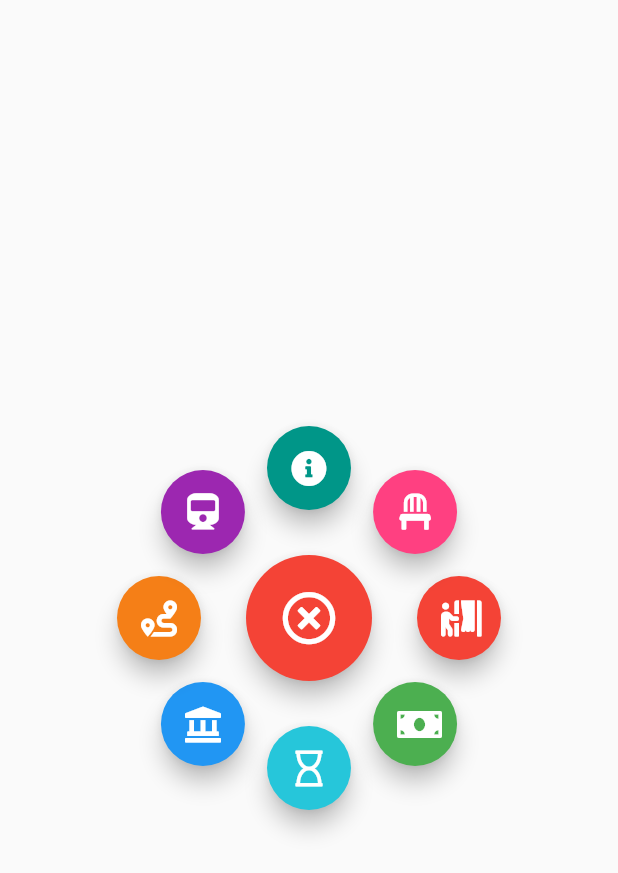
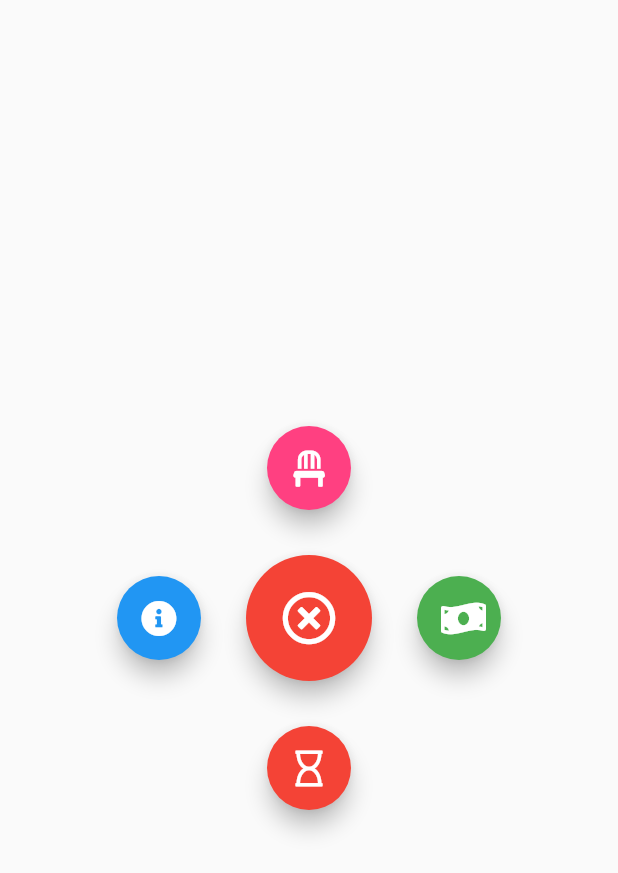
Before and after one commit to jithinlal/radial_button_flutter, a Flutter app: the screen it shows after launch, after a tap on an icon or button, on a phone screen of 412 x 824 dp. Shown: the top 873 px of the screen. Run offline on Flutter 3.47's test engine with Material 2 defaults, Android fonts, the phone set to English and light mode, and no system bars; our stand-ins replace font_awesome_flutter.

Commit message:
size decrese

```diff
--- a/lib/main.dart
+++ b/lib/main.dart
@@ -69,7 +69,7 @@ class RadialAnimation extends StatelessWidget {
             parent: controller,
             curve: Interval(
               0.0,
-              1.0,
+              0.5,
               curve: Curves.decelerate,
             ),
           ),
@@ -90,21 +90,13 @@ class RadialAnimation extends StatelessWidget {
           child: Stack(
             alignment: Alignment.center,
             children: <Widget>[
-              _buildButton(currentContext, 0, 'Train Arrivals',
-                  color: Colors.red, icon: FontAwesomeIcons.personBooth),
-              _buildButton(currentContext, 45, 'Train Fare Enquiry',
-                  color: Colors.green, icon: FontAwesomeIcons.moneyBill),
+              _buildButton(currentContext, 0, 'Train Fare Enquiry',
+                  color: Colors.green, icon: FontAwesomeIcons.moneyBillWave),
               _buildButton(currentContext, 90, 'Live Train Status',
-                  color: Colors.cyan[400], icon: FontAwesomeIcons.hourglass),
-              _buildButton(currentContext, 135, 'Train Between Statios',
-                  color: Colors.blue, icon: FontAwesomeIcons.landmark),
-              _buildButton(currentContext, 180, 'Train Route',
-                  color: Colors.yellow[900], icon: FontAwesomeIcons.route),
-              _buildButton(currentContext, 225, 'Train Name/Number',
-                  color: Colors.purple, icon: FontAwesomeIcons.train),
-              _buildButton(currentContext, 270, 'PNR Status',
-                  color: Colors.teal, icon: FontAwesomeIcons.infoCircle),
-              _buildButton(currentContext, 315, 'Seat Availability',
+                  color: Colors.red, icon: FontAwesomeIcons.hourglass),
+              _buildButton(currentContext, 180, 'PNR Status',
+                  color: Colors.blue, icon: FontAwesomeIcons.infoCircle),
+              _buildButton(currentContext, 270, 'Seat Availability',
                   color: Colors.pinkAccent, icon: FontAwesomeIcons.chair),
               Transform.scale(
                 scale: scale.value - 1.5,
```
